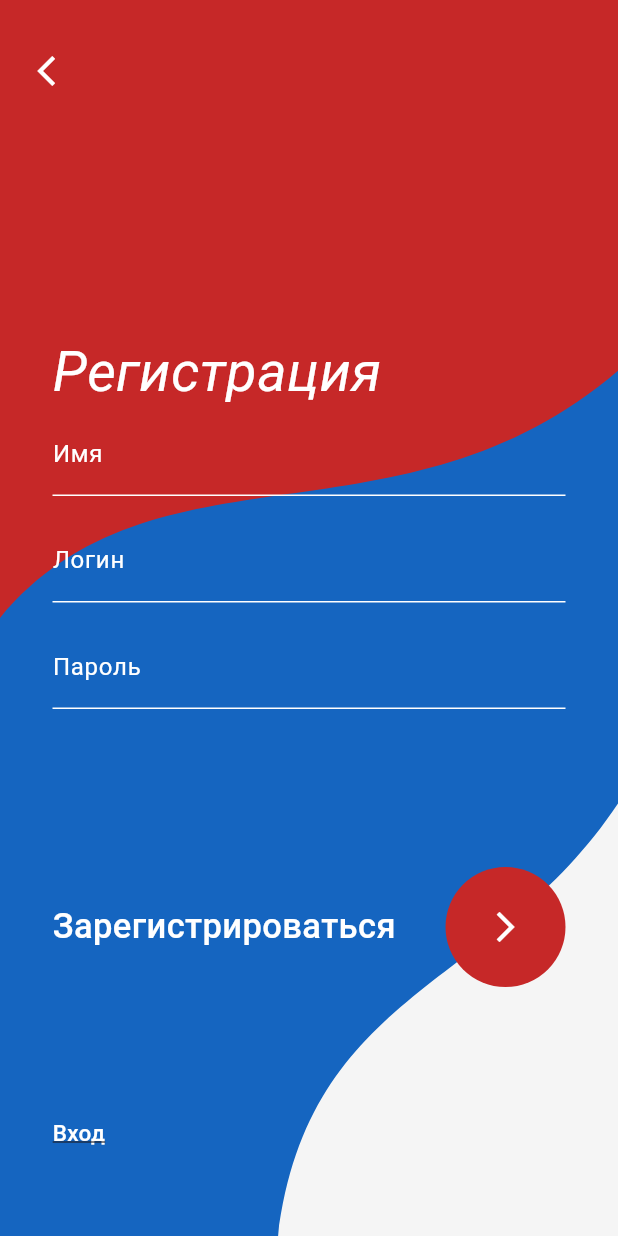
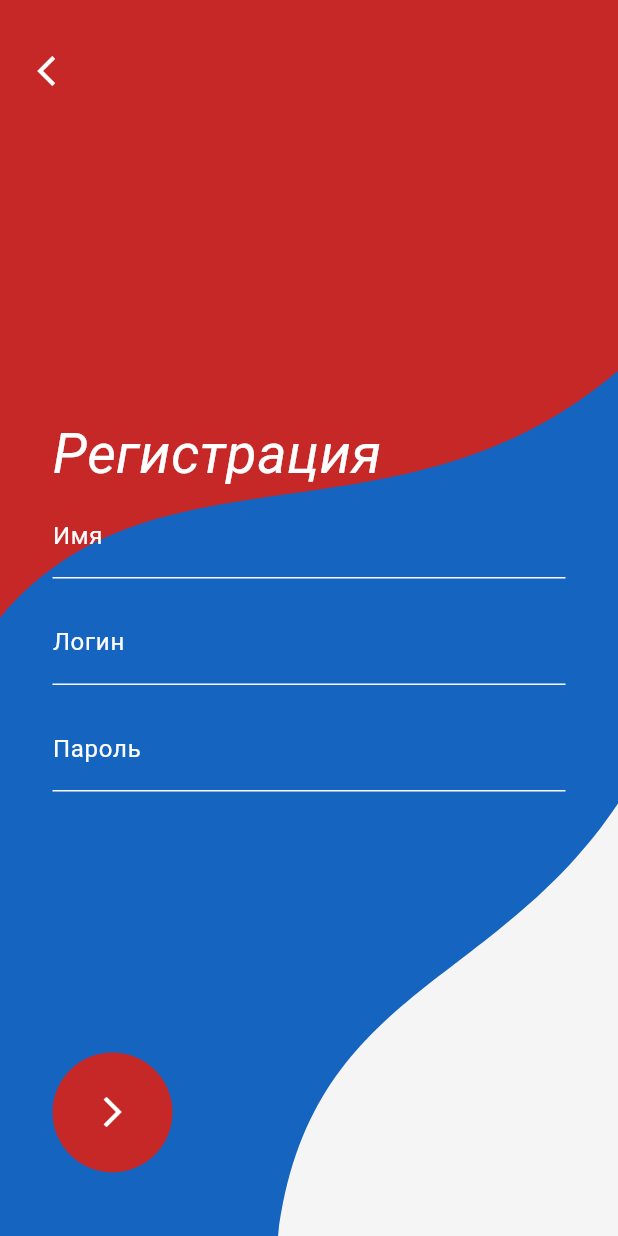
Before and after one commit to miwatanaka1950/marvel, a Flutter app: the screen it shows after launch, after a tap on "Регистрация", on a phone screen of 412 x 824 dp. Run offline on Flutter 3.47's test engine with Material 3 defaults, Android fonts, the light colour scheme and no system bars.

Commit message:
Update signup.dart

```diff
--- a/lib/signup.dart
+++ b/lib/signup.dart
@@ -19,21 +19,20 @@ class _SignUpPageState extends State {
             GestureDetector(
               onTap: () { //сделать переход (от)
                 Navigator.pop(context);
-      },                                //(до)
+              },                                //(до)
               child: Container(
                 padding: const EdgeInsets.only(left: 25.0, top: 35.0), //отступы слева и пикселей
                 child: Icon(
-                  Icons.arrow_back_ios,color: Colors.white),
-                ),
+                    Icons.arrow_back_ios,color: Colors.white),
               ),
+            ),
             Padding(
               padding: const EdgeInsets.symmetric(horizontal: 35),
               child: Column(
                 children: <Widget>[
                   _getHeader(),
                   _getInputs(),
-                  _getSignUp(),
-                  _getBottomRow(context),
+                  _getSignUp(context),
                 ],
               ),
             )
@@ -101,48 +100,23 @@ _getInputs(){
   );
 }
 
-_getSignUp(){
+_getSignUp(context){
   return Expanded(
     flex: 2,
     child: Row(
       mainAxisAlignment: MainAxisAlignment.spaceBetween,
       children: <Widget>[
-        Text(
-          'Зарегистрироваться', style: TextStyle(
-            fontSize: 23,
-            fontWeight: FontWeight.w500,
-            color: Colors.white),
-        ),
-        CircleAvatar( //Создание кнопки
+        GestureDetector(
+        onTap: () {
+          Navigator.pop(context);
+  },
+    child: CircleAvatar( //Создание кнопки
           backgroundColor: Colors.red.shade800,
           radius: 40,
           child: Icon(
             Icons.arrow_forward_ios,
             color: Colors.white,
-          ),
-        )
-      ],
-    ),
-  );
-}
-
-_getBottomRow(context) {
-  return Expanded(
-    flex: 2,
-    child: Row(
-      children: <Widget>[
-        GestureDetector(
-        onTap: () {
-  Navigator.pop(context);
-  },
-          child: Text(
-            'Вход',
-            style: TextStyle(
-              color: Colors.white,
-              fontSize: 15,
-              fontWeight: FontWeight.w500,
-              decoration: TextDecoration.underline,
-            ),
+          )
           ),
         )
       ],
```
